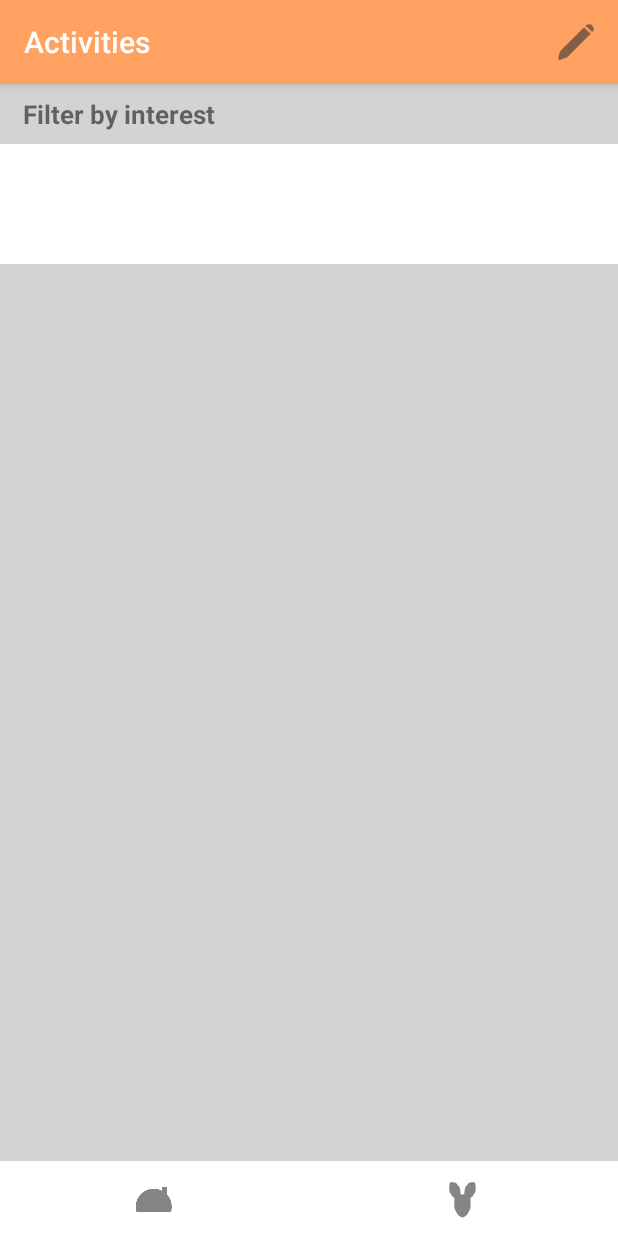
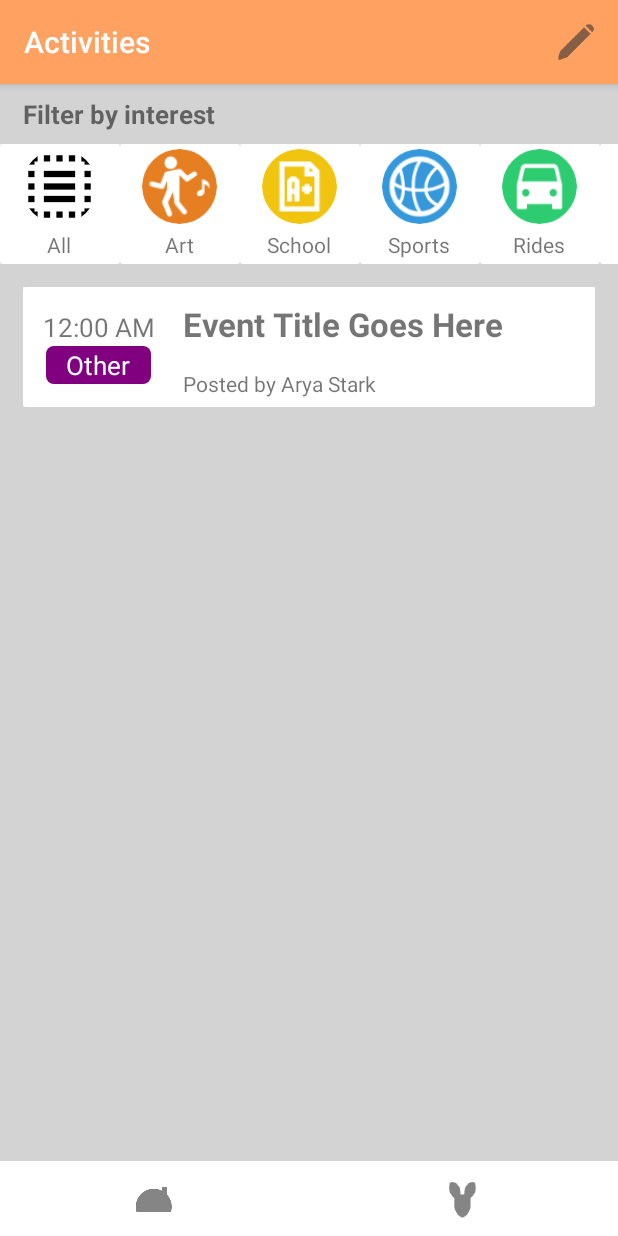
Before and after one commit to walla-company/Walla, an Android app: the Activities screen opened directly, with no data from a screen before it, on a phone screen of 412 x 824 dp. Run offline under Robolectric (Android 15) with nearby library versions, the phone set to English and light mode, and no system bars; our stand-ins replace CircleImageView.

Commit message:
added events listview

```diff
--- a/app/src/main/java/genieus/com/walla/Activities.java
+++ b/app/src/main/java/genieus/com/walla/Activities.java
@@ -11,6 +11,7 @@ import android.support.v7.widget.Toolbar;
 import android.view.Menu;
 import android.view.MenuItem;
 import android.view.View;
+import android.widget.ListView;
 import android.widget.RelativeLayout;
 
 import java.util.ArrayList;
@@ -19,6 +20,7 @@ import java.util.List;
 public class Activities extends AppCompatActivity implements View.OnClickListener {
 
     RecyclerView rv;
+    ListView lv;
     RelativeLayout profile;
 
     @Override
@@ -27,6 +29,8 @@ public class Activities extends AppCompatActivity implements View.OnClickListene
         setContentView(R.layout.activity_activities);
         Toolbar toolbar = (Toolbar) findViewById(R.id.toolbar);
         setSupportActionBar(toolbar);
+
+        initUi();
 
     }
 
@@ -38,6 +42,15 @@ public class Activities extends AppCompatActivity implements View.OnClickListene
 
         profile = (RelativeLayout) findViewById(R.id.profile_btn);
         profile.setOnClickListener(this);
+
+        lv = (ListView) findViewById(R.id.events);
+
+        List<Event> events = new ArrayList<>();
+        events.add(new Event("Event Title Goes Here", "Other", "12:00 AM", "Arya Stark"));
+
+        EventAdapter adp = new EventAdapter(this, R.layout.event_template, events);
+        lv.setAdapter(adp);
+
 
         List<Interests> interests = new ArrayList<>();
         interests.add(new Interests("All", R.drawable.ic_select_all));
--- /dev/null
+++ b/app/src/main/java/genieus/com/walla/Event.java
@@ -0,0 +1,50 @@
+package genieus.com.walla;
+
+/**
+ * Created by Anesu on 9/3/2016.
+ */
+public class Event {
+    private String postedBy;
+    private String timePosted;
+    private String eventTitle;
+    private String eventCateogory;
+
+    public Event(String title, String category, String time, String postedBy){
+        this.postedBy = postedBy;
+        timePosted = time;
+        eventCateogory = category;
+        eventTitle = title;
+    }
+
+    public String getPostedBy() {
+        return postedBy;
+    }
+
+    public void setPostedBy(String postedBy) {
+        this.postedBy = postedBy;
+    }
+
+    public String getTimePosted() {
+        return timePosted;
+    }
+
+    public void setTimePosted(String timePosted) {
+        this.timePosted = timePosted;
+    }
+
+    public String getEventTitle() {
+        return eventTitle;
+    }
+
+    public void setEventTitle(String eventTitle) {
+        this.eventTitle = eventTitle;
+    }
+
+    public String getEventCateogory() {
+        return eventCateogory;
+    }
+
+    public void setEventCateogory(String eventCateogory) {
+        this.eventCateogory = eventCateogory;
+    }
+}
--- /dev/null
+++ b/app/src/main/java/genieus/com/walla/EventAdapter.java
@@ -0,0 +1,51 @@
+package genieus.com.walla;
+
+import android.content.Context;
+import android.view.LayoutInflater;
+import android.view.View;
+import android.view.ViewGroup;
+import android.widget.ArrayAdapter;
+import android.widget.TextView;
+
+import java.util.List;
+
+/**
+ * Created by Anesu on 9/3/2016.
+ */
+public class EventAdapter extends ArrayAdapter<String> {
+
+    List<Event> events;
+    int resource;
+
+    public EventAdapter(Context context, int resource, List<Event> events) {
+        super(context, resource);
+        this.events = events;
+        this.resource = resource;
+    }
+
+    @Override
+    public int getCount() {
+        return events.size();
+    }
+
+    @Override
+    public View getView(int position, View convertView, ViewGroup parent) {
+        if(convertView == null){
+            convertView = LayoutInflater.from(getContext()).inflate(resource, parent, false);
+        }
+
+        TextView time = (TextView) convertView.findViewById(R.id.event_time);
+        TextView category = (TextView) convertView.findViewById(R.id.event_category);
+        TextView title = (TextView) convertView.findViewById(R.id.event_title);
+        TextView creator =  (TextView) convertView.findViewById(R.id.event_creator);
+
+        Event event = events.get(position);
+
+        time.setText(event.getTimePosted());
+        category.setText(event.getEventCateogory());
+        title.setText(event.getEventTitle());
+        creator.setText("Posted by " + event.getPostedBy());
+
+        return convertView;
+    }
+}
--- /dev/null
+++ b/app/src/main/res/drawable/rounded_corners.xml
@@ -0,0 +1,7 @@
+<?xml version="1.0" encoding="utf-8"?>
+<shape xmlns:android="http://schemas.android.com/apk/res/android">
+    <solid android:color="@color/purple"/>
+    <stroke android:width="0dp" android:color="@color/white" />
+    <corners android:radius="5dip"/>
+    <padding android:left="0dip" android:top="0dip" android:right="0dip" android:bottom="0dip" />
+</shape>
--- a/app/src/main/res/layout/content_activities.xml
+++ b/app/src/main/res/layout/content_activities.xml
@@ -38,11 +38,13 @@
 
     <RelativeLayout
         android:paddingLeft="@dimen/activities_list_padding"
+        android:paddingRight="@dimen/activities_list_padding"
         android:layout_below="@+id/interests_container"
         android:layout_width="match_parent"
         android:layout_height="wrap_content">
 
         <ListView
+            android:id="@+id/events"
             android:background="@color/White"
             android:layout_width="match_parent"
             android:layout_height="wrap_content"/>
--- /dev/null
+++ b/app/src/main/res/layout/event_template.xml
@@ -0,0 +1,73 @@
+<?xml version="1.0" encoding="utf-8"?>
+<android.support.v7.widget.CardView xmlns:android="http://schemas.android.com/apk/res/android"
+    android:layout_width="match_parent"
+    android:layout_height="match_parent"
+    android:orientation="vertical">
+
+    <LinearLayout
+        android:layout_width="match_parent"
+        android:layout_height="@dimen/event_height"
+        android:orientation="horizontal">
+
+        <RelativeLayout
+            android:layout_width="0dp"
+            android:layout_height="@dimen/event_details_container"
+            android:layout_weight="1">
+
+            <TextView
+                android:id="@+id/event_time"
+                style="@style/event_time"
+                android:paddingTop="@dimen/time_padding_top"
+                android:layout_centerHorizontal="true"
+                android:layout_width="wrap_content"
+                android:layout_height="wrap_content"
+                android:text="@string/sample_time" />
+
+            <RelativeLayout
+                android:layout_alignParentBottom="true"
+                android:layout_centerHorizontal="true"
+                android:layout_width="@dimen/category_box_width"
+                android:layout_height="@dimen/category_box_height"
+                android:background="@drawable/rounded_corners">
+
+                <TextView
+                    android:id="@+id/event_category"
+                    style="@style/event_category"
+                    android:layout_width="wrap_content"
+                    android:layout_height="wrap_content"
+                    android:layout_centerInParent="true"
+                    android:text="@string/sample_category" />
+
+            </RelativeLayout>
+
+        </RelativeLayout>
+
+        <RelativeLayout
+            android:paddingLeft="@dimen/title_box_padding_left"
+            android:layout_width="0dp"
+            android:layout_height="match_parent"
+            android:layout_weight="2.75">
+
+            <TextView
+                android:id="@+id/event_title"
+                style="@style/event_title"
+                android:maxLines="1"
+                android:paddingTop="@dimen/title_padding_top"
+                android:text="Event Title Goes Here"
+                android:layout_width="wrap_content"
+                android:layout_height="wrap_content" />
+
+            <TextView
+                android:id="@+id/event_creator"
+                android:layout_below="@id/event_title"
+                android:paddingTop="@dimen/creator_padding_top"
+                android:text="@string/sample_poster"
+                android:layout_width="wrap_content"
+                android:layout_height="wrap_content" />
+
+
+        </RelativeLayout>
+
+    </LinearLayout>
+
+</android.support.v7.widget.CardView>
--- a/app/src/main/res/layout/interest_template.xml
+++ b/app/src/main/res/layout/interest_template.xml
@@ -20,6 +20,7 @@
 
         <TextView
             android:id="@+id/filter_name"
+            android:layout_centerHorizontal="true"
             android:paddingTop="@dimen/template_name_padding_top"
             android:layout_below="@id/filter_img"
             android:layout_width="wrap_content"
--- a/app/src/main/res/values/dimens.xml
+++ b/app/src/main/res/values/dimens.xml
@@ -27,7 +27,15 @@
     <dimen name="filters_width">50dp</dimen>
     <dimen name="interest_width">80dp</dimen>
     <dimen name="interest_img_size">50dp</dimen>
-    <dimen name="activities_list_padding">20dp</dimen>
+    <dimen name="activities_list_padding">15dp</dimen>
     <dimen name="template_name_padding_top">4dp</dimen>
+    <dimen name="event_height">80dp</dimen>
+    <dimen name="event_details_container">60dp</dimen>
+    <dimen name="time_padding_top">10dp</dimen>
+    <dimen name="category_box_width">70dp</dimen>
+    <dimen name="category_box_height">25dp</dimen>
+    <dimen name="title_box_padding_left">5dp</dimen>
+    <dimen name="title_padding_top">10dp</dimen>
+    <dimen name="creator_padding_top">15dp</dimen>
 
 </resources>
--- /dev/null
+++ b/app/src/main/res/values/sample_time.xml
@@ -0,0 +1,2 @@
+<?xml version="1.0" encoding="utf-8"?>
+<resources></resources>
--- a/app/src/main/res/values/strings.xml
+++ b/app/src/main/res/values/strings.xml
@@ -7,4 +7,7 @@
     <string name="write">Write</string>
     <string name="title_activity_activities">Activities</string>
     <string name="filter_title">Filter by interest</string>
+    <string name="sample_category">Other</string>
+    <string name="sample_poster">posted by Someone</string>
+    <string name="sample_time">12:00 AM</string>
 </resources>
--- a/app/src/main/res/values/styles.xml
+++ b/app/src/main/res/values/styles.xml
@@ -37,4 +37,18 @@
         <item name="android:textStyle">bold</item>
     </style>
 
+    <style name="event_category">
+        <item name="android:textSize">17sp</item>
+        <item name="android:textColor">@color/White</item>
+    </style>
+
+    <style name="event_time">
+        <item name="android:textSize">17sp</item>
+    </style>
+
+    <style name="event_title">
+        <item name="android:textStyle">bold</item>
+        <item name="android:textSize">22sp</item>
+    </style>
+
 </resources>
```
